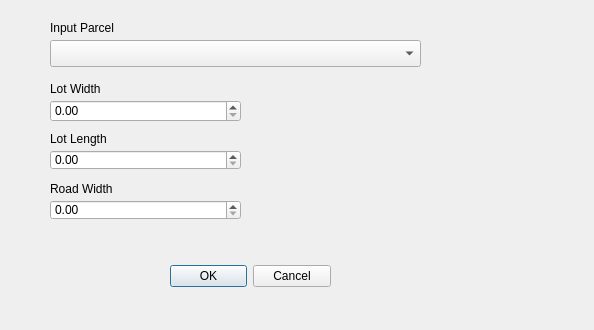
Qt form subdivision_dialog_base.ui (armani2404/Subdivision) before a commit.
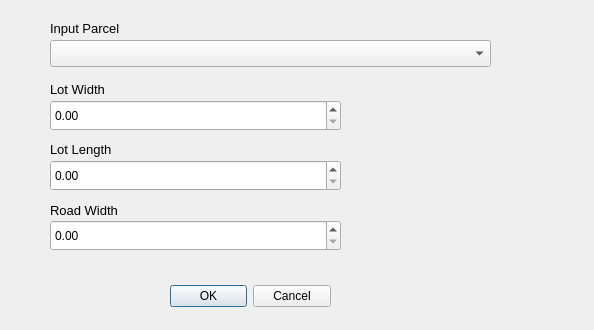
The same form after that commit. Custom widgets are drawn as their Qt base class.

Patch:
```diff
--- a/subdivision_dialog_base.ui
+++ b/subdivision_dialog_base.ui
@@ -17,7 +17,7 @@
    <property name="geometry">
     <rect>
      <x>170</x>
-     <y>260</y>
+     <y>280</y>
      <width>161</width>
      <height>32</height>
     </rect>
@@ -38,6 +38,11 @@
      <height>16</height>
     </rect>
    </property>
+   <property name="font">
+    <font>
+     <pointsize>10</pointsize>
+    </font>
+   </property>
    <property name="text">
     <string>Input Parcel</string>
    </property>
@@ -51,6 +56,11 @@
      <height>18</height>
     </rect>
    </property>
+   <property name="font">
+    <font>
+     <pointsize>10</pointsize>
+    </font>
+   </property>
    <property name="text">
     <string>Lot Width </string>
    </property>
@@ -60,8 +70,8 @@
     <rect>
      <x>50</x>
      <y>100</y>
-     <width>191</width>
-     <height>22</height>
+     <width>291</width>
+     <height>31</height>
     </rect>
    </property>
   </widget>
@@ -69,11 +79,16 @@
    <property name="geometry">
     <rect>
      <x>50</x>
-     <y>130</y>
+     <y>140</y>
      <width>101</width>
      <height>18</height>
     </rect>
    </property>
+   <property name="font">
+    <font>
+     <pointsize>10</pointsize>
+    </font>
+   </property>
    <property name="text">
     <string>Lot Length</string>
    </property>
@@ -85,9 +100,9 @@
    <property name="geometry">
     <rect>
      <x>50</x>
-     <y>150</y>
-     <width>191</width>
-     <height>20</height>
+     <y>160</y>
+     <width>291</width>
+     <height>31</height>
     </rect>
    </property>
   </widget>
@@ -96,7 +111,7 @@
     <rect>
      <x>50</x>
      <y>40</y>
-     <width>371</width>
+     <width>441</width>
      <height>27</height>
     </rect>
    </property>
@@ -105,11 +120,16 @@
    <property name="geometry">
     <rect>
      <x>50</x>
-     <y>180</y>
-     <width>111</width>
-     <height>18</height>
+     <y>200</y>
+     <width>141</width>
+     <height>21</height>
     </rect>
    </property>
+   <property name="font">
+    <font>
+     <pointsize>10</pointsize>
+    </font>
+   </property>
    <property name="text">
     <string>Road Width</string>
    </property>
@@ -121,9 +141,9 @@
    <property name="geometry">
     <rect>
      <x>50</x>
-     <y>200</y>
-     <width>191</width>
-     <height>20</height>
+     <y>220</y>
+     <width>291</width>
+     <height>31</height>
     </rect>
    </property>
   </widget>
```
